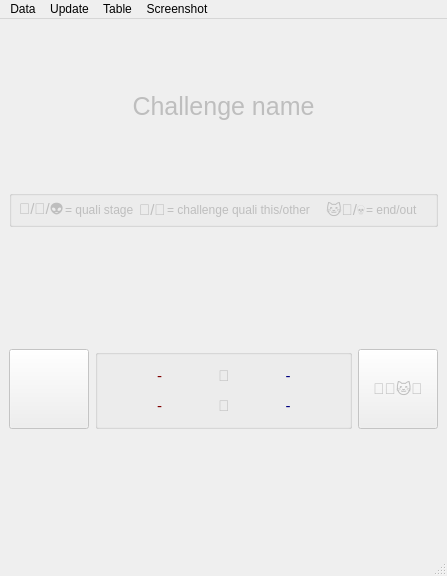
DavidEilenstein/Ninja_Competition_Manager, file code/ncm_win_ranking_challenge.ui: the form before one commit.
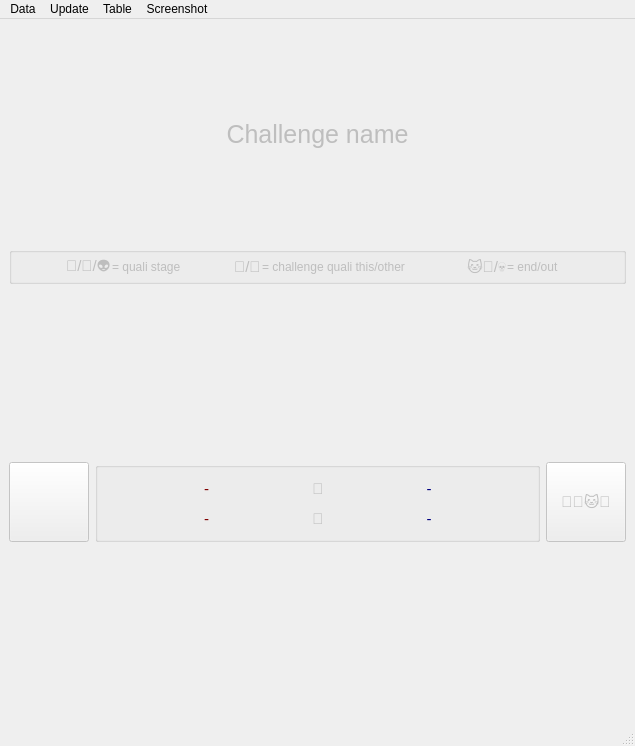
The form after the commit.

Commit message: v3.0 challange ranking works

The edit to the form file:
```diff
--- a/code/ncm_win_ranking_challenge.ui
+++ b/code/ncm_win_ranking_challenge.ui
@@ -6,8 +6,8 @@
    <rect>
     <x>0</x>
     <y>0</y>
-    <width>447</width>
-    <height>576</height>
+    <width>635</width>
+    <height>746</height>
    </rect>
   </property>
   <property name="windowTitle">
@@ -181,7 +181,7 @@
           <string notr="true">font-size: 15px;</string>
          </property>
          <property name="text">
-          <string>💪</string>
+          <string>🦾</string>
          </property>
          <property name="alignment">
           <set>Qt::AlignCenter</set>
@@ -453,7 +453,7 @@
     <rect>
      <x>0</x>
      <y>0</y>
-     <width>447</width>
+     <width>635</width>
      <height>21</height>
     </rect>
    </property>
```
The commit also changes 13 other files.
